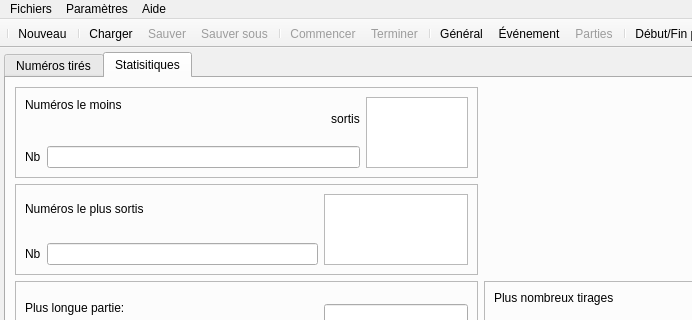
Silmaen/EvenementLoto, file source/gui/ui/MainWindow.ui: the form before one commit; both pictures show x 0 to 692 and y 0 to 320 of the 1044 by 953 pixel window.
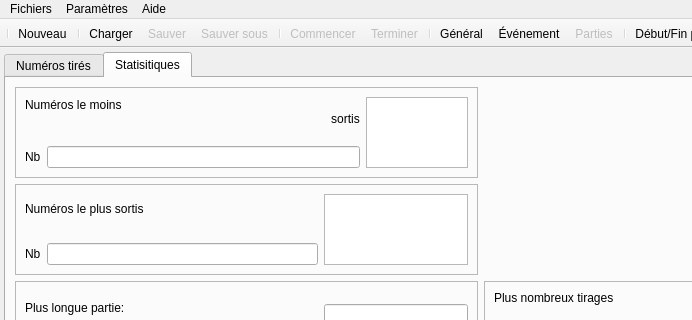
The form after the commit. Icons and pictures are not drawn.

What changed in the file:
```diff
--- a/source/gui/ui/MainWindow.ui
+++ b/source/gui/ui/MainWindow.ui
@@ -11,448 +11,6 @@
                 <height>844</height>
             </rect>
         </property>
-        <property name="palette">
-            <palette>
-                <active>
-                    <colorrole role="WindowText">
-                        <brush brushstyle="SolidPattern">
-                            <color alpha="255">
-                                <red>0</red>
-                                <green>0</green>
-                                <blue>0</blue>
-                            </color>
-                        </brush>
-                    </colorrole>
-                    <colorrole role="Button">
-                        <brush brushstyle="SolidPattern">
-                            <color alpha="255">
-                                <red>240</red>
-                                <green>240</green>
-                                <blue>240</blue>
-                            </color>
-                        </brush>
-                    </colorrole>
-                    <colorrole role="Light">
-                        <brush brushstyle="SolidPattern">
-                            <color alpha="255">
-                                <red>255</red>
-                                <green>255</green>
-                                <blue>255</blue>
-                            </color>
-                        </brush>
-                    </colorrole>
-                    <colorrole role="Midlight">
-                        <brush brushstyle="SolidPattern">
-                            <color alpha="255">
-                                <red>247</red>
-                                <green>247</green>
-                                <blue>247</blue>
-                            </color>
-                        </brush>
-                    </colorrole>
-                    <colorrole role="Dark">
-                        <brush brushstyle="SolidPattern">
-                            <color alpha="255">
-                                <red>156</red>
-                                <green>156</green>
-                                <blue>156</blue>
-                            </color>
-                        </brush>
-                    </colorrole>
-                    <colorrole role="Mid">
-                        <brush brushstyle="SolidPattern">
-                            <color alpha="255">
-                                <red>204</red>
-                                <green>204</green>
-                                <blue>204</blue>
-                            </color>
-                        </brush>
-                    </colorrole>
-                    <colorrole role="Text">
-                        <brush brushstyle="SolidPattern">
-                            <color alpha="255">
-                                <red>0</red>
-                                <green>0</green>
-                                <blue>0</blue>
-                            </color>
-                        </brush>
-                    </colorrole>
-                    <colorrole role="BrightText">
-                        <brush brushstyle="SolidPattern">
-                            <color alpha="255">
-                                <red>255</red>
-                                <green>255</green>
-                                <blue>255</blue>
-                            </color>
-                        </brush>
-                    </colorrole>
-                    <colorrole role="ButtonText">
-                        <brush brushstyle="SolidPattern">
-                            <color alpha="255">
-                                <red>0</red>
-                                <green>0</green>
-                                <blue>0</blue>
-                            </color>
-                        </brush>
-                    </colorrole>
-                    <colorrole role="Base">
-                        <brush brushstyle="SolidPattern">
-                            <color alpha="255">
-                                <red>255</red>
-                                <green>255</green>
-                                <blue>255</blue>
-                            </color>
-                        </brush>
-                    </colorrole>
-                    <colorrole role="Window">
-                        <brush brushstyle="SolidPattern">
-                            <color alpha="255">
-                                <red>240</red>
-                                <green>240</green>
-                                <blue>240</blue>
-                            </color>
-                        </brush>
-                    </colorrole>
-                    <colorrole role="Shadow">
-                        <brush brushstyle="SolidPattern">
-                            <color alpha="255">
-                                <red>153</red>
-                                <green>153</green>
-                                <blue>153</blue>
-                            </color>
-                        </brush>
-                    </colorrole>
-                    <colorrole role="AlternateBase">
-                        <brush brushstyle="SolidPattern">
-                            <color alpha="255">
-                                <red>247</red>
-                                <green>247</green>
-                                <blue>247</blue>
-                            </color>
-                        </brush>
-                    </colorrole>
-                    <colorrole role="ToolTipBase">
-                        <brush brushstyle="SolidPattern">
-                            <color alpha="255">
-                                <red>255</red>
-                                <green>255</green>
-                                <blue>220</blue>
-                            </color>
-                        </brush>
-                    </colorrole>
-                    <colorrole role="ToolTipText">
-                        <brush brushstyle="SolidPattern">
-                            <color alpha="255">
-                                <red>0</red>
-                                <green>0</green>
-                                <blue>0</blue>
-                            </color>
-                        </brush>
-                    </colorrole>
-                    <colorrole role="PlaceholderText">
-                        <brush brushstyle="SolidPattern">
-                            <color alpha="127">
-                                <red>0</red>
-                                <green>0</green>
-                                <blue>0</blue>
-                            </color>
-                        </brush>
-                    </colorrole>
-                </active>
-                <inactive>
-                    <colorrole role="WindowText">
-                        <brush brushstyle="SolidPattern">
-                            <color alpha="255">
-                                <red>0</red>
-                                <green>0</green>
-                                <blue>0</blue>
-                            </color>
-                        </brush>
-                    </colorrole>
-                    <colorrole role="Button">
-                        <brush brushstyle="SolidPattern">
-                            <color alpha="255">
-                                <red>240</red>
-                                <green>240</green>
-                                <blue>240</blue>
-                            </color>
-                        </brush>
-                    </colorrole>
-                    <colorrole role="Light">
-                        <brush brushstyle="SolidPattern">
-                            <color alpha="255">
-                                <red>255</red>
-                                <green>255</green>
-                                <blue>255</blue>
-                            </color>
-                        </brush>
-                    </colorrole>
-                    <colorrole role="Midlight">
-                        <brush brushstyle="SolidPattern">
-                            <color alpha="255">
-                                <red>247</red>
-                                <green>247</green>
-                                <blue>247</blue>
-                            </color>
-                        </brush>
-                    </colorrole>
-                    <colorrole role="Dark">
-                        <brush brushstyle="SolidPattern">
-                            <color alpha="255">
-                                <red>156</red>
-                                <green>156</green>
-                                <blue>156</blue>
-                            </color>
-                        </brush>
-                    </colorrole>
-                    <colorrole role="Mid">
-                        <brush brushstyle="SolidPattern">
-                            <color alpha="255">
-                                <red>204</red>
-                                <green>204</green>
-                                <blue>204</blue>
-                            </color>
-                        </brush>
-                    </colorrole>
-                    <colorrole role="Text">
-                        <brush brushstyle="SolidPattern">
-                            <color alpha="255">
-                                <red>0</red>
-                                <green>0</green>
-                                <blue>0</blue>
-                            </color>
-                        </brush>
-                    </colorrole>
-                    <colorrole role="BrightText">
-                        <brush brushstyle="SolidPattern">
-                            <color alpha="255">
-                                <red>255</red>
-                                <green>255</green>
-                                <blue>255</blue>
-                            </color>
-                        </brush>
-                    </colorrole>
-                    <colorrole role="ButtonText">
-                        <brush brushstyle="SolidPattern">
-                            <color alpha="255">
-                                <red>0</red>
-                                <green>0</green>
-                                <blue>0</blue>
-                            </color>
-                        </brush>
-                    </colorrole>
-                    <colorrole role="Base">
-                        <brush brushstyle="SolidPattern">
-                            <color alpha="255">
-                                <red>255</red>
-                                <green>255</green>
-                                <blue>255</blue>
-                            </color>
-                        </brush>
-                    </colorrole>
-                    <colorrole role="Window">
-                        <brush brushstyle="SolidPattern">
-                            <color alpha="255">
-                                <red>240</red>
-                                <green>240</green>
-                                <blue>240</blue>
-                            </color>
-                        </brush>
-                    </colorrole>
-                    <colorrole role="Shadow">
-                        <brush brushstyle="SolidPattern">
-                            <color alpha="255">
-                                <red>153</red>
-                                <green>153</green>
-                                <blue>153</blue>
-                            </color>
-                        </brush>
-                    </colorrole>
-                    <colorrole role="AlternateBase">
-                        <brush brushstyle="SolidPattern">
-                            <color alpha="255">
-                                <red>247</red>
-                                <green>247</green>
-                                <blue>247</blue>
-                            </color>
-                        </brush>
-                    </colorrole>
-                    <colorrole role="ToolTipBase">
-                        <brush brushstyle="SolidPattern">
-                            <color alpha="255">
-                                <red>255</red>
-                                <green>255</green>
-                                <blue>220</blue>
-                            </color>
-                        </brush>
-                    </colorrole>
-                    <colorrole role="ToolTipText">
-                        <brush brushstyle="SolidPattern">
-                            <color alpha="255">
-                                <red>0</red>
-                                <green>0</green>
-                                <blue>0</blue>
-                            </color>
-                        </brush>
-                    </colorrole>
-                    <colorrole role="PlaceholderText">
-                        <brush brushstyle="SolidPattern">
-                            <color alpha="127">
-                                <red>0</red>
-                                <green>0</green>
-                                <blue>0</blue>
-                            </color>
-                        </brush>
-                    </colorrole>
-                </inactive>
-                <disabled>
-                    <colorrole role="WindowText">
-                        <brush brushstyle="SolidPattern">
-                            <color alpha="255">
-                                <red>156</red>
-                                <green>156</green>
-                                <blue>156</blue>
-                            </color>
-                        </brush>
-                    </colorrole>
-                    <colorrole role="Button">
-                        <brush brushstyle="SolidPattern">
-                            <color alpha="255">
-                                <red>240</red>
-                                <green>240</green>
-                                <blue>240</blue>
-                            </color>
-                        </brush>
-                    </colorrole>
-                    <colorrole role="Light">
-                        <brush brushstyle="SolidPattern">
-                            <color alpha="255">
-                                <red>255</red>
-                                <green>255</green>
-                                <blue>255</blue>
-                            </color>
-                        </brush>
-                    </colorrole>
-                    <colorrole role="Midlight">
-                        <brush brushstyle="SolidPattern">
-                            <color alpha="255">
-                                <red>247</red>
-                                <green>247</green>
-                                <blue>247</blue>
-                            </color>
-                        </brush>
-                    </colorrole>
-                    <colorrole role="Dark">
-                        <brush brushstyle="SolidPattern">
-                            <color alpha="255">
-                                <red>156</red>
-                                <green>156</green>
-                                <blue>156</blue>
-                            </color>
-                        </brush>
-                    </colorrole>
-                    <colorrole role="Mid">
-                        <brush brushstyle="SolidPattern">
-                            <color alpha="255">
-                                <red>204</red>
-                                <green>204</green>
-                                <blue>204</blue>
-                            </color>
-                        </brush>
-                    </colorrole>
-                    <colorrole role="Text">
-                        <brush brushstyle="SolidPattern">
-                            <color alpha="255">
-                                <red>156</red>
-                                <green>156</green>
-                                <blue>156</blue>
-                            </color>
-                        </brush>
-                    </colorrole>
-                    <colorrole role="BrightText">
-                        <brush brushstyle="SolidPattern">
-                            <color alpha="255">
-                                <red>255</red>
-                                <green>255</green>
-                                <blue>255</blue>
-                            </color>
-                        </brush>
-                    </colorrole>
-                    <colorrole role="ButtonText">
-                        <brush brushstyle="SolidPattern">
-                            <color alpha="255">
-                                <red>156</red>
-                                <green>156</green>
-                                <blue>156</blue>
-                            </color>
-                        </brush>
-                    </colorrole>
-                    <colorrole role="Base">
-                        <brush brushstyle="SolidPattern">
-                            <color alpha="255">
-                                <red>240</red>
-                                <green>240</green>
-                                <blue>240</blue>
-                            </color>
-                        </brush>
-                    </colorrole>
-                    <colorrole role="Window">
-                        <brush brushstyle="SolidPattern">
-                            <color alpha="255">
-                                <red>240</red>
-                                <green>240</green>
-                                <blue>240</blue>
-                            </color>
-                        </brush>
-                    </colorrole>
-                    <colorrole role="Shadow">
-                        <brush brushstyle="SolidPattern">
-                            <color alpha="255">
-                                <red>153</red>
-                                <green>153</green>
-                                <blue>153</blue>
-                            </color>
-                        </brush>
-                    </colorrole>
-                    <colorrole role="AlternateBase">
-                        <brush brushstyle="SolidPattern">
-                            <color alpha="255">
-                                <red>240</red>
-                                <green>240</green>
-                                <blue>240</blue>
-                            </color>
-                        </brush>
-                    </colorrole>
-                    <colorrole role="ToolTipBase">
-                        <brush brushstyle="SolidPattern">
-                            <color alpha="255">
-                                <red>255</red>
-                                <green>255</green>
-                                <blue>220</blue>
-                            </color>
-                        </brush>
-                    </colorrole>
-                    <colorrole role="ToolTipText">
-                        <brush brushstyle="SolidPattern">
-                            <color alpha="255">
-                                <red>0</red>
-                                <green>0</green>
-                                <blue>0</blue>
-                            </color>
-                        </brush>
-                    </colorrole>
-                    <colorrole role="PlaceholderText">
-                        <brush brushstyle="SolidPattern">
-                            <color alpha="127">
-                                <red>120</red>
-                                <green>120</green>
-                                <blue>120</blue>
-                            </color>
-                        </brush>
-                    </colorrole>
-                </disabled>
-            </palette>
-        </property>
         <property name="windowTitle">
             <string>Événement Loto</string>
         </property>
```
